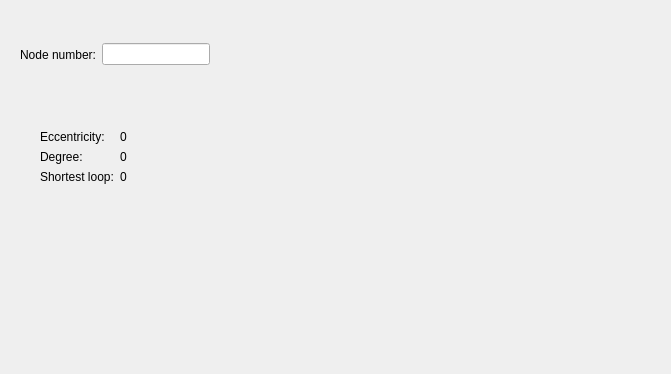
Above: gui/NodeInfoForm.ui from Savelyev-Aleksey/Compact-graph before the change. Below: the same form after it.
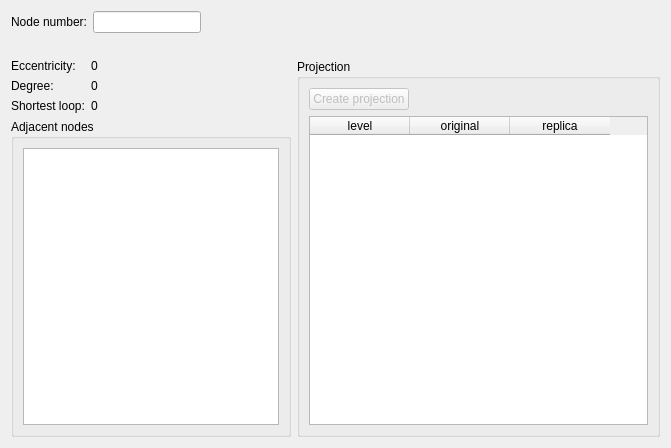
That is the form after the change.

Commit message: Added node info form. Moved nearest nodes finder in graph worker. Updated nearest node list to vector.

Diff of the .ui file:
```diff
--- a/gui/NodeInfoForm.ui
+++ b/gui/NodeInfoForm.ui
@@ -7,34 +7,14 @@
     <x>0</x>
     <y>0</y>
     <width>671</width>
-    <height>374</height>
+    <height>448</height>
    </rect>
   </property>
   <property name="windowTitle">
    <string>Node info</string>
   </property>
-  <widget class="QLabel" name="infoLabel">
-   <property name="geometry">
-    <rect>
-     <x>50</x>
-     <y>70</y>
-     <width>491</width>
-     <height>21</height>
-    </rect>
-   </property>
-   <property name="text">
-    <string/>
-   </property>
-  </widget>
-  <widget class="QWidget" name="">
-   <property name="geometry">
-    <rect>
-     <x>20</x>
-     <y>40</y>
-     <width>646</width>
-     <height>29</height>
-    </rect>
-   </property>
+  <layout class="QGridLayout" name="gridLayout" rowstretch="0,0,0,1" columnstretch="0,1">
+   <item row="0" column="0" colspan="2">
    <layout class="QHBoxLayout" name="horizontalLayout">
     <item>
      <widget class="QLabel" name="label_7">
@@ -73,16 +53,8 @@
      </spacer>
     </item>
    </layout>
-  </widget>
-  <widget class="QWidget" name="">
-   <property name="geometry">
-    <rect>
-     <x>40</x>
-     <y>130</y>
-     <width>161</width>
-     <height>65</height>
-    </rect>
-   </property>
+   </item>
+   <item row="2" column="0">
    <layout class="QFormLayout" name="formLayout">
     <item row="0" column="0">
      <widget class="QLabel" name="label">
@@ -127,7 +99,82 @@
      </widget>
     </item>
    </layout>
-  </widget>
+   </item>
+   <item row="2" column="1" rowspan="2">
+    <widget class="QGroupBox" name="groupBox_2">
+     <property name="title">
+      <string>Projection</string>
+     </property>
+     <layout class="QVBoxLayout" name="verticalLayout_2">
+      <item>
+       <layout class="QHBoxLayout" name="horizontalLayout_2">
+        <item>
+         <widget class="QPushButton" name="createProjectionButton">
+          <property name="enabled">
+           <bool>false</bool>
+          </property>
+          <property name="text">
+           <string>Create projection</string>
+          </property>
+         </widget>
+        </item>
+        <item>
+         <spacer name="horizontalSpacer">
+          <property name="orientation">
+           <enum>Qt::Horizontal</enum>
+          </property>
+          <property name="sizeHint" stdset="0">
+           <size>
+            <width>40</width>
+            <height>20</height>
+           </size>
+          </property>
+         </spacer>
+        </item>
+       </layout>
+      </item>
+      <item>
+       <widget class="QTableWidget" name="levelTable">
+        <column>
+         <property name="text">
+          <string>level</string>
+         </property>
+        </column>
+        <column>
+         <property name="text">
+          <string>original</string>
+         </property>
+        </column>
+        <column>
+         <property name="text">
+          <string>replica</string>
+         </property>
+        </column>
+       </widget>
+      </item>
+     </layout>
+    </widget>
+   </item>
+   <item row="3" column="0">
+    <widget class="QGroupBox" name="groupBox">
+     <property name="title">
+      <string>Adjacent nodes</string>
+     </property>
+     <layout class="QVBoxLayout" name="verticalLayout">
+      <item>
+       <widget class="QListWidget" name="adjacentNodesList"/>
+      </item>
+     </layout>
+    </widget>
+   </item>
+   <item row="1" column="0" colspan="2">
+    <widget class="QLabel" name="infoLabel">
+     <property name="text">
+      <string/>
+     </property>
+    </widget>
+   </item>
+  </layout>
  </widget>
  <resources/>
  <connections/>
```
Lines whose indentation alone changed are shown as unchanged. The commit also changes 14 other files.
